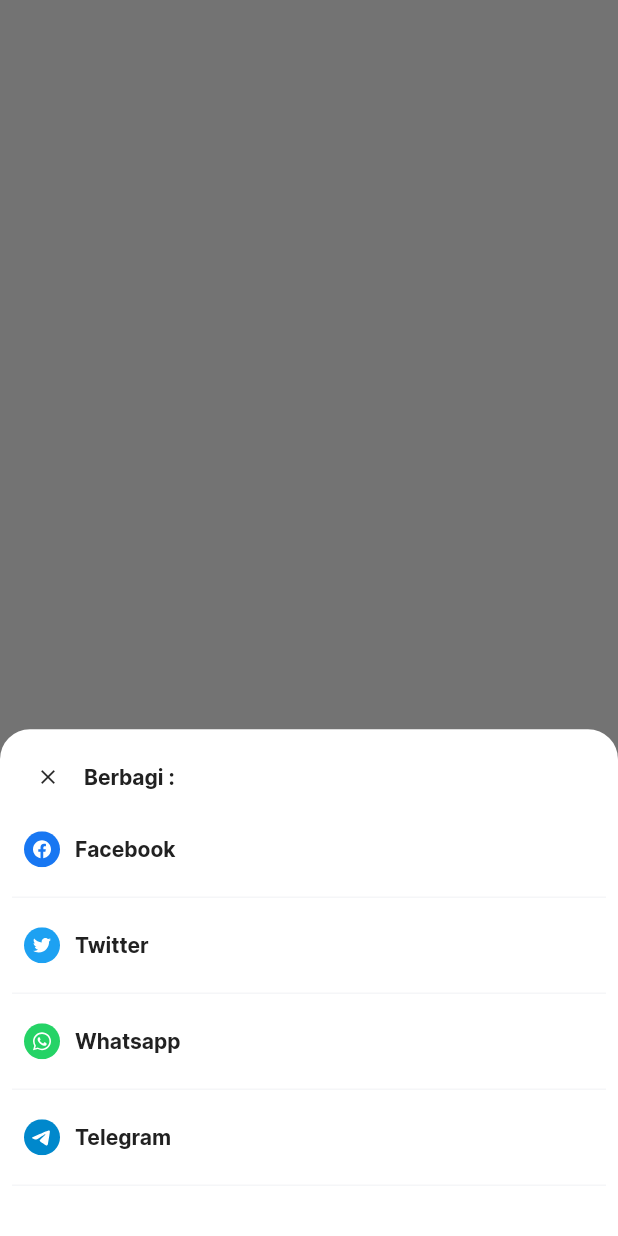
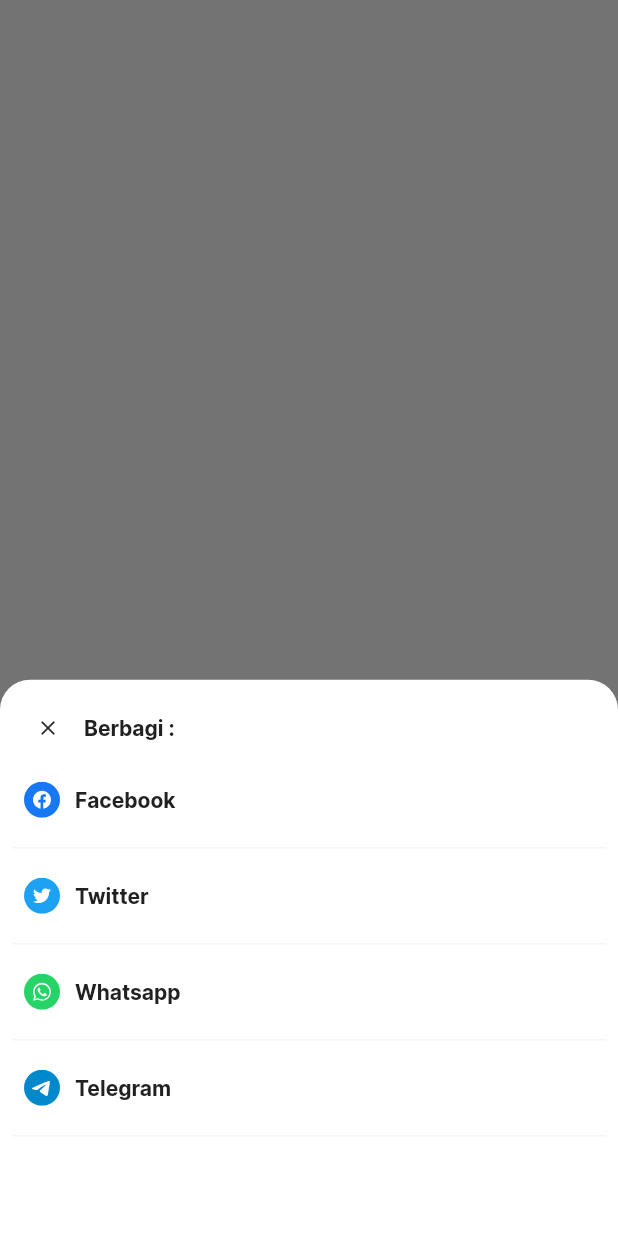
Before and after one commit to aditiaparatama/ColorboxApps, a Flutter app: what bottomSheet() shows on an empty page, opened directly, after a tap on the "close" icon, on a phone screen of 412 x 824 dp. Run offline on Flutter 3.47's test engine with Material 2 defaults, Android fonts, the phone set to English and light mode, and no system bars; our stand-ins replace cached_network_image, carousel_slider, dotted_line, double_back_to_close_app, flutter_html, flutter_svg and 8 more; accounts and stored records are empty; network calls fail; statements that could not run were skipped.

Commit message:
update view product detail

```diff
--- a/lib/app/modules/product/views/widget/share_social_media.dart
+++ b/lib/app/modules/product/views/widget/share_social_media.dart
@@ -11,7 +11,7 @@ void bottomSheet(handle) {
   Get.bottomSheet(
     Container(
       padding: const EdgeInsets.all(defaultPadding),
-      height: Get.height * .41,
+      height: Get.height * .45,
       decoration: const BoxDecoration(
         color: primaryColor,
         borderRadius: BorderRadius.only(
--- a/lib/app/widgets/item_card.dart
+++ b/lib/app/widgets/item_card.dart
@@ -1,5 +1,3 @@
-import 'dart:developer';
-
 import 'package:cached_network_image/cached_network_image.dart';
 import 'package:colorbox/app/widgets/custom_text.dart';
 import 'package:colorbox/constance.dart';
```
Also changed, not shown: lib/app/modules/product/views/product_view2.dart (+5 -8 lines).
